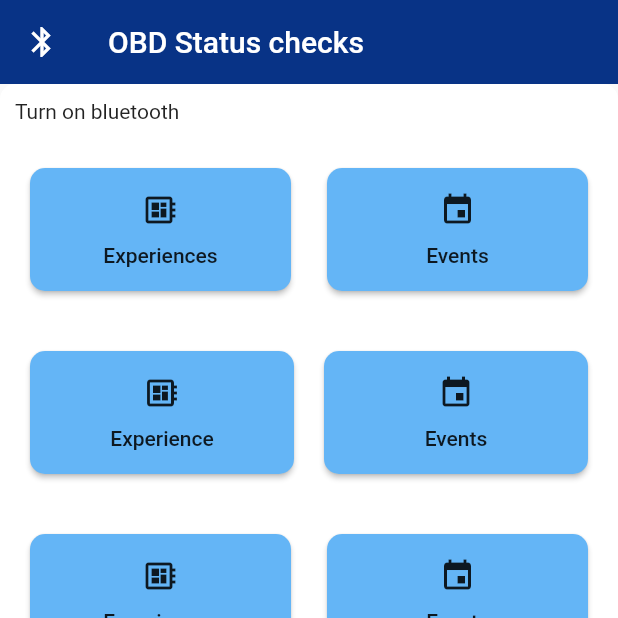
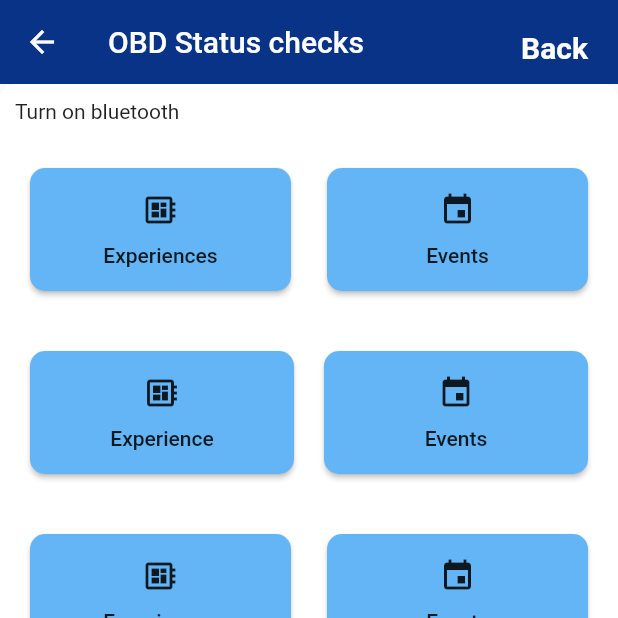
Before and after one commit to Iamprashanth-1/creditapp, a Flutter app: the HomePage screen opened directly, on a phone screen of 412 x 824 dp, the top half of it. Run offline on Flutter 3.47's test engine with Material 2 defaults, Android fonts, the phone set to English and light mode, and no system bars; our stand-ins replace camera, carousel_slider, flutter_bluetooth_serial, flutter_login, fluttertoast, image_cropper and 3 more; missing offline and left inert: clipboard, draggable_floating_button, firebase_ml_vision, merge_images, status_alert; accounts and stored records are empty.

Commit message:
added frrd

```diff
--- a/lib/home.dart
+++ b/lib/home.dart
@@ -3,6 +3,7 @@ import 'package:flutter_bluetooth_serial/flutter_bluetooth_serial.dart';
 import 'package:provider/provider.dart';
 import 'bluetoo.dart';
 import 'shared_pref.dart';
+import './widget/dash.dart';
 
 class HomePage extends StatefulWidget {
   @override
@@ -44,7 +45,22 @@ class _HomePageState extends State<HomePage> {
     return Scaffold(
       appBar: AppBar(
         elevation: 0,
-        leading: Icon(Icons.bluetooth),
+        actions: <Widget>[
+          Padding(
+              padding: EdgeInsets.only(right: 20, top: 20),
+              child: GestureDetector(
+                  onTap: () {
+                    Navigator.push(context,
+                        MaterialPageRoute(builder: (context) => Dash()));
+                  },
+                  child: Text(
+                    "Back",
+                    style: TextStyle(
+                      fontSize: 20.0,
+                      fontWeight: FontWeight.w600,
+                    ),
+                  ))),
+        ],
         title: Text("OBD Status checks"),
       ),
       body: RefreshIndicator(
```
Also changed, not shown: lib/main.dart (+17 -0 lines), lib/widget/dash.dart (+16 -0 lines).
